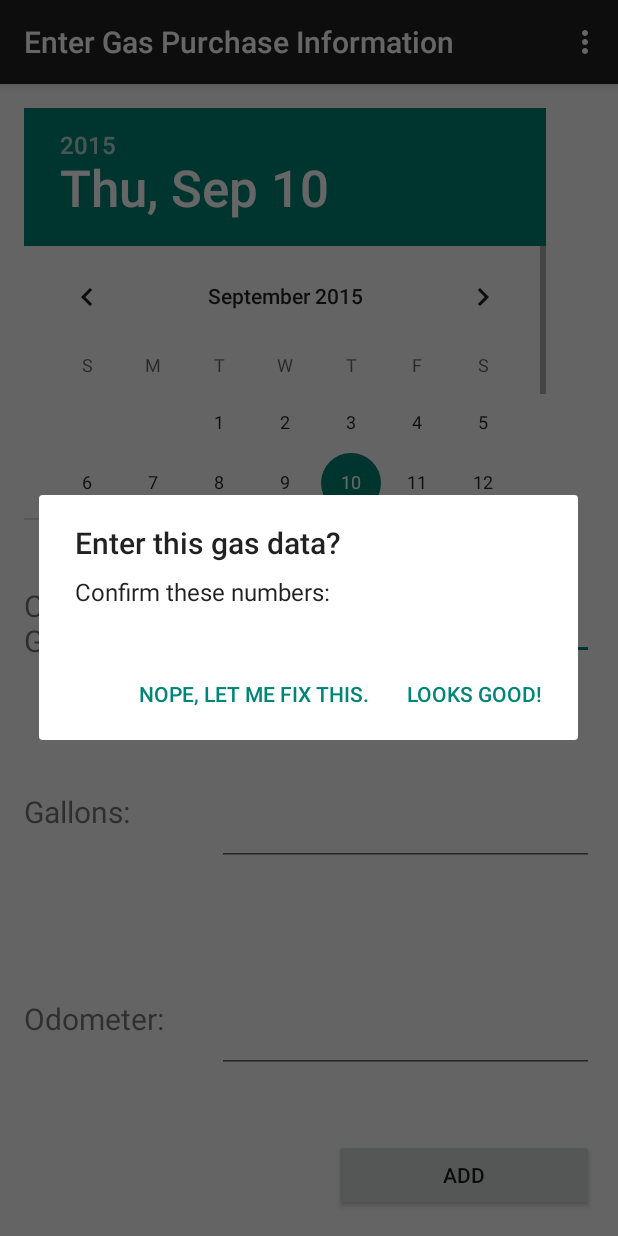
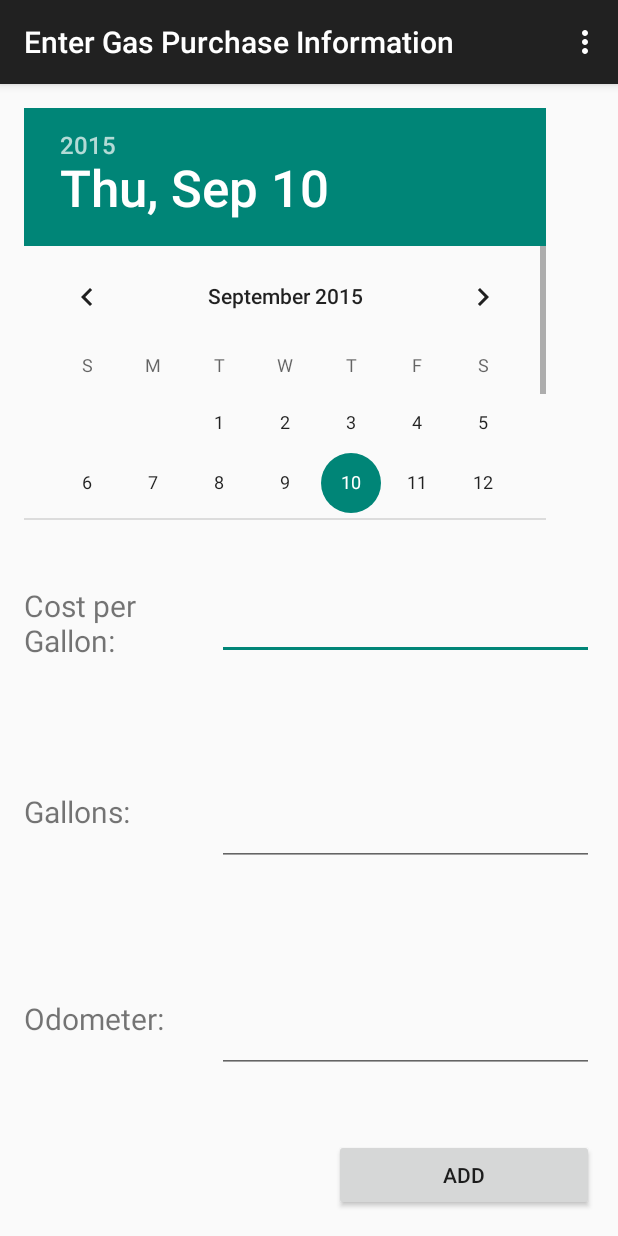
Before and after one commit to deplicator/simple-mileage-and-maintenance, an Android app: the EnterGasActivity screen opened directly, with no data from a screen before it, after a tap on "ADD", on a phone screen of 412 x 824 dp. Run offline under Robolectric (Android 15) with nearby library versions, the light colour scheme and no system bars.

Commit message:
Added data validation to gas entry screen.

```diff
--- a/app/src/main/java/net/geekwagon/apps/simplemileageandmaintenance/EnterGasActivity.java
+++ b/app/src/main/java/net/geekwagon/apps/simplemileageandmaintenance/EnterGasActivity.java
@@ -3,6 +3,7 @@ package net.geekwagon.apps.simplemileageandmaintenance;
 import android.app.AlertDialog;
 import android.app.Dialog;
 import android.app.DialogFragment;
+import android.content.Context;
 import android.content.DialogInterface;
 import android.support.v7.app.AppCompatActivity;
 import android.os.Bundle;
@@ -13,6 +14,7 @@ import android.view.View;
 import android.widget.Button;
 import android.widget.DatePicker;
 import android.widget.EditText;
+import android.widget.Toast;
 
 public class EnterGasActivity extends AppCompatActivity {
     private static final String TAG = EnterGasActivity.class.getSimpleName();
@@ -23,47 +25,70 @@ public class EnterGasActivity extends AppCompatActivity {
         super.onCreate(savedInstanceState);
         setContentView(R.layout.activity_entergas);
 
-        Button yourButton = (Button) findViewById(R.id.gas_ok_btn);
+        Button addGasButton = (Button) findViewById(R.id.gas_ok_btn);
 
 
 
-        yourButton.setOnClickListener(new View.OnClickListener() {
+        addGasButton.setOnClickListener(new View.OnClickListener() {
             public void onClick(View v) {
 
-                //todo: what if something is blank? causes error if not float
-
-                // Getting date
+                // Getting date - can't not have it
                 DatePicker gas_date = (DatePicker) findViewById(R.id.gas_date_field);
                 int day = gas_date.getDayOfMonth();
                 int month = gas_date.getMonth() + 1;
                 int year = gas_date.getYear();
 
-                // Gas cost
-                EditText gas_cost_field = (EditText) findViewById(R.id.gas_cost_field) ;
-                float gas_cost = Float.parseFloat(gas_cost_field.getText().toString());
+                // Gas gallons - required
+                EditText gas_gallons_field = (EditText) findViewById(R.id.gas_gallons_field) ;
+                String gas_gallons_raw = gas_gallons_field.getText().toString();
+                float gas_gallons_number = (float)0.0;
+                if(gas_gallons_raw.length() > 0) {
+                    gas_gallons_number = Float.parseFloat(gas_gallons_raw);
+                }
 
-                // Gas gallons
-                EditText gas_gallons_field = (EditText) findViewById(R.id.gas_gallons_field) ;
-                float gas_gallons = Float.parseFloat(gas_gallons_field.getText().toString());
+                // Gas odometer - required
+                EditText gas_odometer_field = (EditText) findViewById(R.id.gas_odometer_field) ;
+                String gas_odometer_raw = gas_odometer_field.getText().toString();
+                float gas_odometer_number = (float)0.0;
+                if(gas_odometer_raw.length() > 0) {
+                    gas_odometer_number = Float.parseFloat(gas_odometer_raw);
+                }
 
-                // Gas odometer
-                EditText gas_odometer_field = (EditText) findViewById(R.id.gas_odometer_field) ;
-                float gas_odometer = Float.parseFloat(gas_odometer_field.getText().toString());
+                // Gas cost - optional
+                EditText gas_cost_field = (EditText) findViewById(R.id.gas_cost_field);
+                String gas_cost_raw = "optional";
+                if(gas_cost_field.getText().toString().length() != 0) {
+                    gas_cost_raw = gas_cost_field.getText().toString();
+                }
+                float gas_cost_number = (float)0.0;
+                if(!gas_cost_raw.equals("optional")) {
+                    gas_cost_number = Float.parseFloat(gas_cost_raw);
+                }
 
+                if(gas_gallons_number == 0.0) {
+                    Context context = getApplicationContext();
+                    Toast toast = Toast.makeText(context, "Gallons purchased is required.", Toast.LENGTH_SHORT);
+                    toast.show();
+                } else if(gas_odometer_number == 0.0) {
+                    Context context = getApplicationContext();
+                    Toast toast = Toast.makeText(context, "Odometer reading is required.", Toast.LENGTH_SHORT);
+                    toast.show();
+                } else {
+                    if(gas_cost_number == 0.0) {
+                        Context context = getApplicationContext();
+                        Toast toast = Toast.makeText(context, "Cost is not required, but nice to have.", Toast.LENGTH_SHORT);
+                        toast.show();
+                    }
 
-                Log.d(TAG, "clicked on add! cost:" + gas_cost + ", gallons: " + gas_gallons + "odo: " + gas_odometer);
-
-
-
+                    // Alert to confirm data being entered.
                     AlertDialog.Builder alertDialogBuilder = new AlertDialog.Builder(v.getContext());
-
-                // set title
-                alertDialogBuilder.setTitle("Enter this gas data?");
-
-                // set dialog message
+                    alertDialogBuilder.setTitle("Enter this data?");
                     alertDialogBuilder
-                    //todo: show confirmation info here
-                    .setMessage("Confirm these numbers:")
+                        .setMessage(
+                            "Confirm these numbers:\n" +
+                            "    Odometer: " + gas_odometer_raw + "\n" +
+                            "    Gallons: " + gas_gallons_raw + "\n" +
+                            "    Cost/Gallon: " + gas_cost_raw)
                         .setCancelable(false)
                         .setPositiveButton("Looks good!",new DialogInterface.OnClickListener() {
                                 public void onClick(DialogInterface dialog,int id) {
@@ -77,11 +102,9 @@ public class EnterGasActivity extends AppCompatActivity {
                             }
                         });
 
-                // create alert dialog
                     AlertDialog alertDialog = alertDialogBuilder.create();
-
-                // show it
                     alertDialog.show();
+                }
             }
         });
     }
```
Lines whose indentation alone changed are shown as unchanged.
